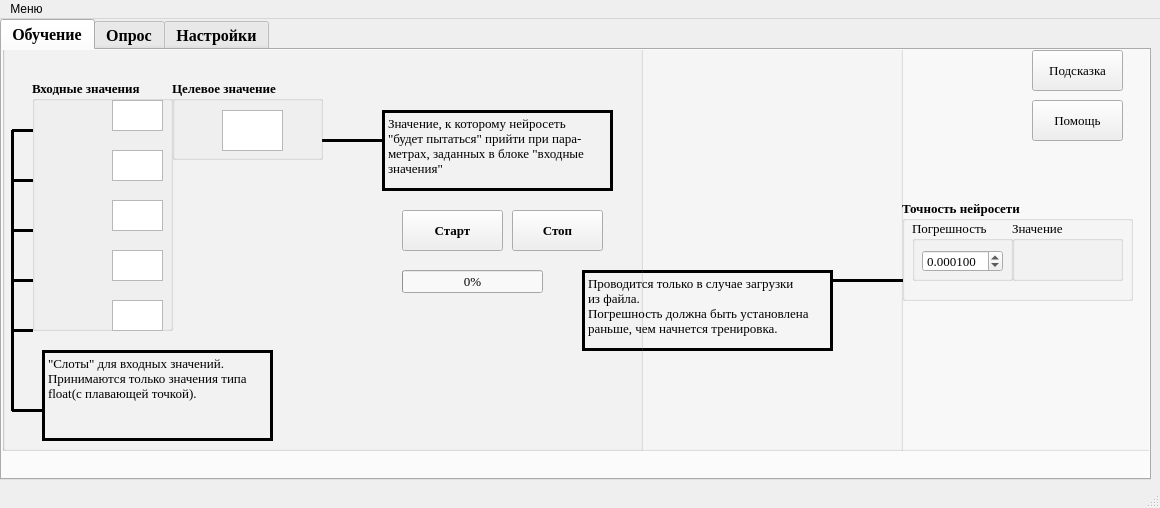
Old version of the form uixml/shield.ui in the repository ILTZ/NNGUI.
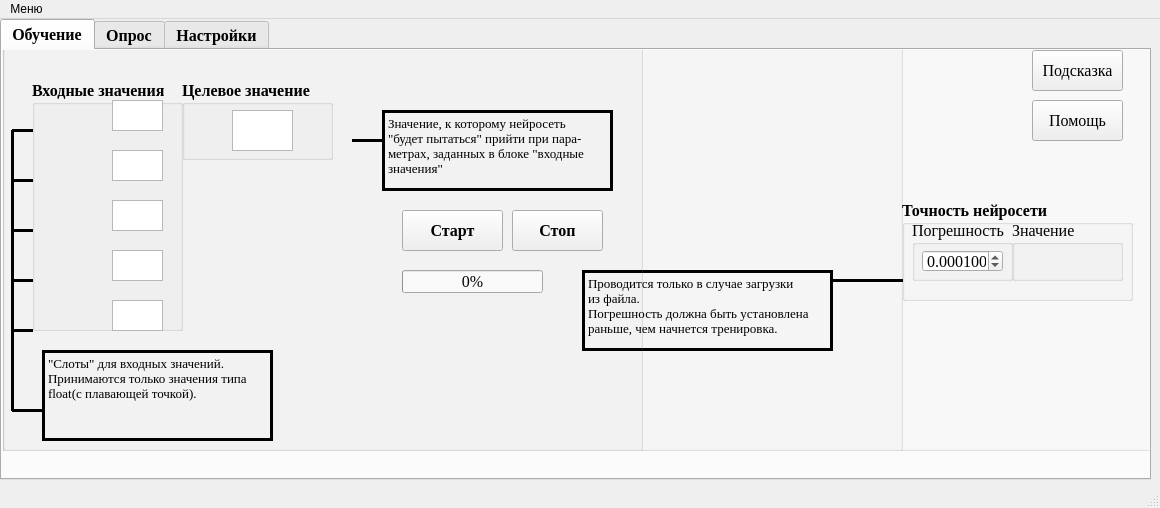
New version of the form. Icons and pictures are not drawn.

The edit to the form file:
```diff
--- a/uixml/shield.ui
+++ b/uixml/shield.ui
@@ -95,14 +95,14 @@
         <rect>
          <x>30</x>
          <y>40</y>
-         <width>141</width>
+         <width>151</width>
          <height>251</height>
         </rect>
        </property>
        <property name="font">
         <font>
          <family>Times New Roman</family>
-         <pointsize>10</pointsize>
+         <pointsize>12</pointsize>
          <weight>75</weight>
          <bold>true</bold>
         </font>
@@ -191,43 +191,6 @@
         </property>
        </widget>
       </widget>
-      <widget class="QGroupBox" name="targetValBox">
-       <property name="geometry">
-        <rect>
-         <x>170</x>
-         <y>40</y>
-         <width>151</width>
-         <height>80</height>
-        </rect>
-       </property>
-       <property name="font">
-        <font>
-         <family>Times New Roman</family>
-         <pointsize>10</pointsize>
-         <weight>75</weight>
-         <bold>true</bold>
-        </font>
-       </property>
-       <property name="title">
-        <string>Целевое значение</string>
-       </property>
-       <widget class="QTextEdit" name="targetVal">
-        <property name="geometry">
-         <rect>
-          <x>50</x>
-          <y>30</y>
-          <width>61</width>
-          <height>41</height>
-         </rect>
-        </property>
-        <property name="maximumSize">
-         <size>
-          <width>61</width>
-          <height>41</height>
-         </size>
-        </property>
-       </widget>
-      </widget>
       <widget class="QProgressBar" name="progressBar">
        <property name="geometry">
         <rect>
@@ -245,7 +208,7 @@
        </property>
        <property name="font">
         <font>
-         <pointsize>10</pointsize>
+         <pointsize>12</pointsize>
          <weight>50</weight>
          <bold>false</bold>
         </font>
@@ -272,7 +235,7 @@
        <property name="font">
         <font>
          <family>Times New Roman</family>
-         <pointsize>10</pointsize>
+         <pointsize>12</pointsize>
          <weight>50</weight>
          <bold>false</bold>
         </font>
@@ -299,7 +262,7 @@
        <property name="font">
         <font>
          <family>Times New Roman</family>
-         <pointsize>10</pointsize>
+         <pointsize>12</pointsize>
          <weight>75</weight>
          <bold>true</bold>
         </font>
@@ -429,7 +392,9 @@
        <property name="font">
         <font>
          <family>Times New Roman</family>
-         <pointsize>10</pointsize>
+         <pointsize>12</pointsize>
+         <weight>75</weight>
+         <bold>true</bold>
         </font>
        </property>
        <property name="text">
@@ -454,7 +419,7 @@
        <property name="font">
         <font>
          <family>Times New Roman</family>
-         <pointsize>10</pointsize>
+         <pointsize>12</pointsize>
          <weight>75</weight>
          <bold>true</bold>
         </font>
@@ -481,7 +446,7 @@
        <property name="font">
         <font>
          <family>Times New Roman</family>
-         <pointsize>10</pointsize>
+         <pointsize>12</pointsize>
          <weight>50</weight>
          <bold>false</bold>
         </font>
@@ -754,9 +719,9 @@
         <widget class="Line" name="line_14">
          <property name="geometry">
           <rect>
-           <x>330</x>
+           <x>360</x>
            <y>100</y>
-           <width>61</width>
+           <width>31</width>
            <height>20</height>
           </rect>
          </property>
@@ -837,6 +802,43 @@
           <enum>Qt::Vertical</enum>
          </property>
         </widget>
+        <widget class="QGroupBox" name="targetValBox">
+         <property name="geometry">
+          <rect>
+           <x>190</x>
+           <y>50</y>
+           <width>151</width>
+           <height>80</height>
+          </rect>
+         </property>
+         <property name="font">
+          <font>
+           <family>Times New Roman</family>
+           <pointsize>12</pointsize>
+           <weight>75</weight>
+           <bold>true</bold>
+          </font>
+         </property>
+         <property name="title">
+          <string>Целевое значение</string>
+         </property>
+         <widget class="QTextEdit" name="targetVal">
+          <property name="geometry">
+           <rect>
+            <x>50</x>
+            <y>30</y>
+            <width>61</width>
+            <height>41</height>
+           </rect>
+          </property>
+          <property name="maximumSize">
+           <size>
+            <width>61</width>
+            <height>41</height>
+           </size>
+          </property>
+         </widget>
+        </widget>
        </widget>
       </widget>
       <zorder>progressBar</zorder>
```
Left out of the diff: 69 changed lines with no effect on the pictures.
